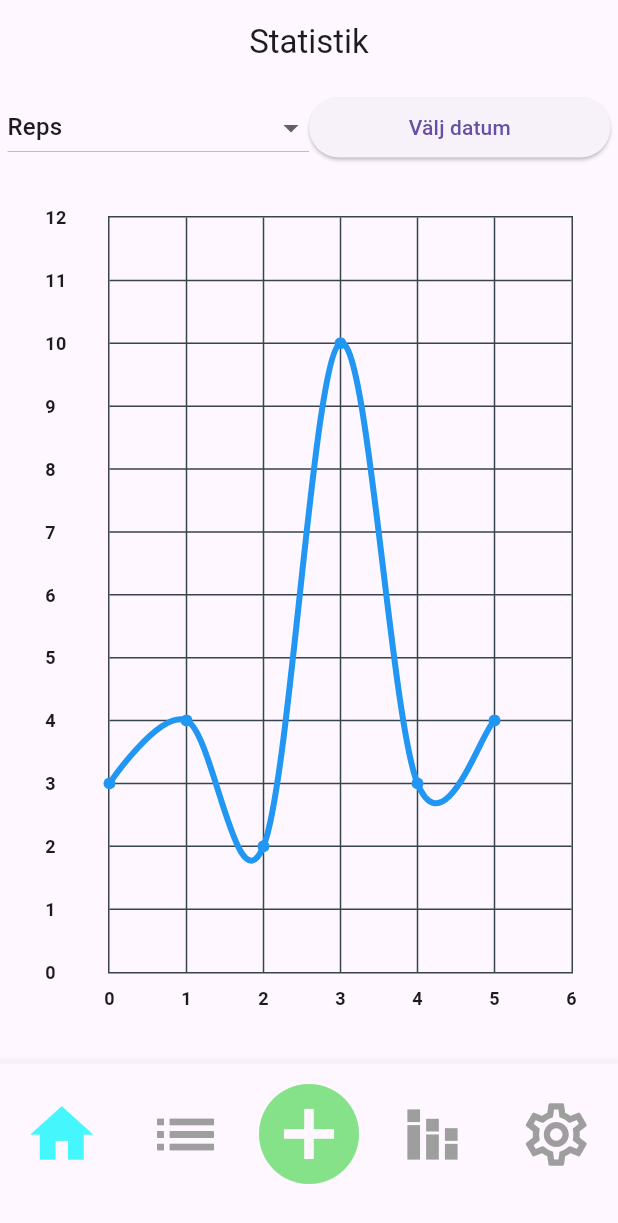
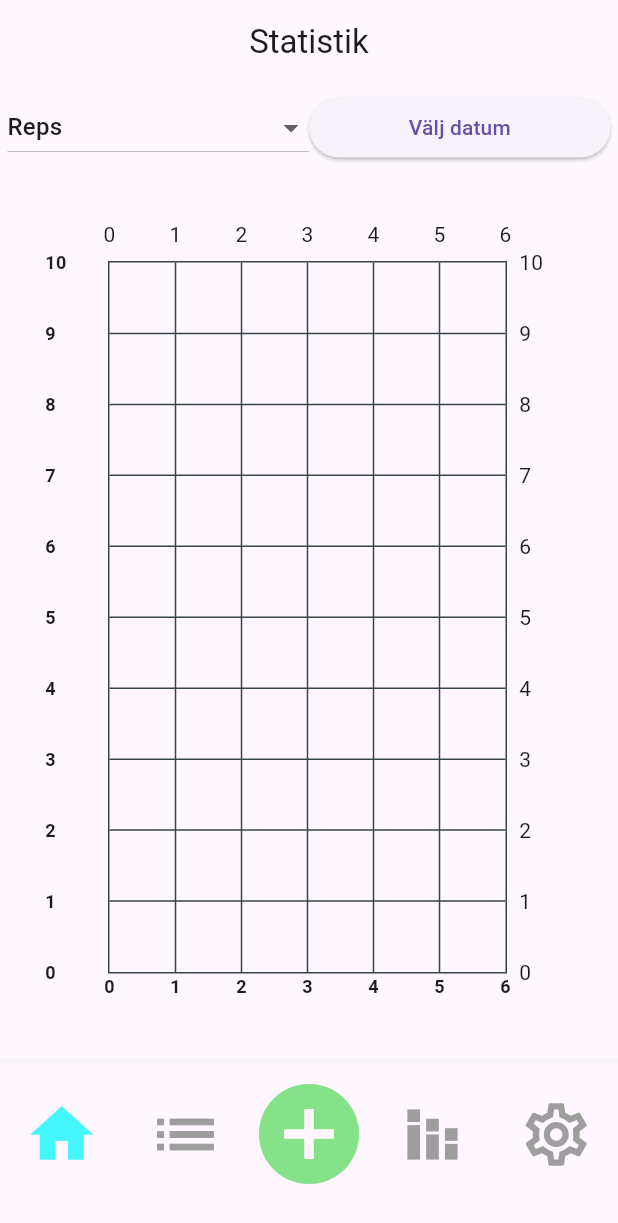
Before and after one commit to niceric/ultimateexercise, a Flutter app: the Statisticspage screen opened by its route, on a phone screen of 412 x 824 dp. Shown: the top 1223 px of the screen. Run offline on Flutter 3.47's test engine with Material 3 defaults, Android fonts, the phone set to English and light mode, and no system bars; drawn by our look-alikes of fl_chart; our stand-ins replace flutter_dotenv, geocoding, geolocator, go_router, lottie and 2 more; missing offline and left inert: dart:ffi; accounts and stored records are empty.

Commit message:
Fixade statistik

```diff
--- a/trainingapp/lib/components/charts.dart
+++ b/trainingapp/lib/components/charts.dart
@@ -1,103 +1,95 @@
 import 'package:flutter/material.dart';
 import 'package:fl_chart/fl_chart.dart';
-import '../components/enums.dart' as app_enums;  // Använd alias för enums
+import '../components/enums.dart' as app_enums;
+import 'package:intl/intl.dart';
+import 'package:trainingapp/models/workout_model.dart';
 
 class LineChartWithDropdown extends StatelessWidget {
-  final app_enums.Metric selectedMetric;  // Data som ska visas Reps, Sets och Weight
+  final app_enums.Metric selectedMetric;
   final DateTime? startDate;
   final DateTime? endDate;
+  final List<Workout> workouts;
 
-  LineChartWithDropdown({required this.selectedMetric, this.startDate, this.endDate});
+  LineChartWithDropdown({
+    required this.selectedMetric,
+    this.startDate,
+    this.endDate,
+    required this.workouts,
+  });
 
   @override
   Widget build(BuildContext context) {
     return Padding(
       padding: const EdgeInsets.all(30.0),
       child: LineChart(
-        mainData(),  // Metod för att bygga grafen baserat på dropdown-värden och datumet
+        mainData(),
       ),
     );
   }
-
+  // Skapar en widget för titlar på x-axeln
   Widget bottomTitleWidgets(double value, TitleMeta meta) {
     const style = TextStyle(
       fontWeight: FontWeight.bold,
       fontSize: 12,
     );
-    Widget text;
-    if (startDate != null && endDate != null) {
+    if (startDate != null) {
       DateTime date = startDate!.add(Duration(days: value.toInt()));
-      text = Text(
-        '${date.day}/${date.month}',
-        style: style,
+      String formattedDate = DateFormat('dd/MM').format(date);
+      return SideTitleWidget(
+        axisSide: meta.axisSide,
+        child: Text(formattedDate, style: style),
       );
     } else {
-      text = Text(
-        value.toInt().toString(),
-        style: style,
-      );
+      return Text(value.toInt().toString(), style: style);
     }
-
-    return SideTitleWidget(
-      axisSide: meta.axisSide,
-      child: text,
-    );
   }
-
+  // Skapar en widget för titlar på y-axeln
   Widget leftTitleWidgets(double value, TitleMeta meta) {
     const style = TextStyle(
       fontWeight: FontWeight.bold,
       fontSize: 12,
     );
-    String text;
-    if (selectedMetric == app_enums.Metric.Weight) {
-      text = value.toInt().toString();
-    } else {
-      text = value.toInt().toString();
-    }
-
-    return Text(text, style: style, textAlign: TextAlign.left);
+    return Text(value.toInt().toString(), style: style, textAlign: TextAlign.left);
   }
 
   LineChartData mainData() {
     List<FlSpot> spots = [];
 
+    // Skapa spots dynamiskt baserat på selectedMetric och workouts
+    for (var workout in workouts) {
+      if (workout.date != null && startDate != null && endDate != null) {
+        int daysSinceStart = workout.date!.difference(startDate!).inDays;
+
+        double yValue = 0;
         switch (selectedMetric) {
           case app_enums.Metric.Reps:
-        spots = [
-          FlSpot(0, 3),
-          FlSpot(1, 4),
-          FlSpot(2, 2),
-          FlSpot(3, 10),
-          FlSpot(4, 3),
-          FlSpot(5, 4),
-        ];
+            yValue = workout.exercises
+                .fold(0, (sum, exercise) => sum + exercise.sets.fold(0, (sum, set) => sum + set.reps))
+                .toDouble();
             break;
           case app_enums.Metric.Sets:
-        spots = [
-          FlSpot(0, 1),
-          FlSpot(1, 2),
-          FlSpot(2, 2),
-          FlSpot(3, 3),
-          FlSpot(4, 2),
-          FlSpot(5, 2),
-        ];
+            yValue = workout.exercises
+                .fold(0, (sum, exercise) => sum + exercise.sets.length)
+                .toDouble();
             break;
           case app_enums.Metric.Weight:
-        spots = [
-          FlSpot(0, 60),
-          FlSpot(1, 65),
-          FlSpot(2, 68),
-          FlSpot(3, 70),
-          FlSpot(4, 73),
-          FlSpot(5, 78),
-        ];
+            yValue = workout.exercises
+                .fold(0.0, (sum, exercise) => sum + exercise.sets.fold(0.0, (sum, set) => sum + set.weight))
+                .toDouble();
             break;
         }
 
-    // Hitta det högsta värdet i spots för att dynamiskt justera maxY
-    double maxYValue = spots.map((spot) => spot.y).reduce((a, b) => a > b ? a : b);
-    double maxY = (maxYValue * 1.2).ceilToDouble(); // Lägg till 20% marginal
+        // Lägg till spot om yValue är större än 0
+        if (yValue > 0) {
+          spots.add(FlSpot(daysSinceStart.toDouble(), yValue));
+        }
+      }
+    }
+
+    // Bestäm maxY dynamiskt för att få en bra marginal
+    double maxY = spots.isNotEmpty
+        ? (spots.map((spot) => spot.y).reduce((a, b) => a > b ? a : b) * 1.2).ceilToDouble()
+        : 10;
 
     return LineChartData(
       gridData: FlGridData(
@@ -120,12 +112,6 @@ class LineChartWithDropdown extends StatelessWidget {
       ),
       titlesData: FlTitlesData(
         show: true,
-        rightTitles: const AxisTitles(
-          sideTitles: SideTitles(showTitles: false),
-        ),
-        topTitles: const AxisTitles(
-          sideTitles: SideTitles(showTitles: false),
-        ),
         bottomTitles: AxisTitles(
           sideTitles: SideTitles(
             showTitles: true,
@@ -152,7 +138,7 @@ class LineChartWithDropdown extends StatelessWidget {
           ? endDate!.difference(startDate!).inDays.toDouble()
           : 6,
       minY: 0,
-      maxY: maxY, // Dynamisk justering av maxY
+      maxY: maxY,
       lineBarsData: [
         LineChartBarData(
           spots: spots,
--- a/trainingapp/lib/screens/statistics.dart
+++ b/trainingapp/lib/screens/statistics.dart
@@ -1,21 +1,11 @@
 import 'package:flutter/material.dart';
 import 'package:intl/intl.dart';
+import 'package:provider/provider.dart';
 import 'package:trainingapp/components/bottom_appbar.dart';
 import '../components/charts.dart';
-import '../components/enums.dart' as app_enums;  // Använd alias för enums
-
-void main() {
-  runApp(MyApp());
-}
-
-class MyApp extends StatelessWidget {
-  @override
-  Widget build(BuildContext context) {
-    return MaterialApp(
-      home: Statisticspage(),
-    );
-  }
-}
+import '../components/enums.dart' as app_enums;
+import '../models/workout_model.dart';
+import '../states/workout_handler.dart';
 
 class Statisticspage extends StatefulWidget {
   @override
@@ -23,8 +13,8 @@ class Statisticspage extends StatefulWidget {
 }
 
 class _StatisticspageState extends State<Statisticspage> {
-  app_enums.Metric selectedMetric = app_enums.Metric.Reps;  // Standard val för dropdown
-  DateTimeRange? selectedDateRange;  // Datumintervall för grafen
+  app_enums.Metric selectedMetric = app_enums.Metric.Reps; // Standard val för dropdown
+  DateTimeRange? selectedDateRange; // Datumintervall för grafen
 
   @override
   Widget build(BuildContext context) {
@@ -34,9 +24,12 @@ class _StatisticspageState extends State<Statisticspage> {
         centerTitle: true,
         automaticallyImplyLeading: false,
       ),
-      body: StatisticspageContent(
+      body: Consumer<WorkoutProvider>(
+        builder: (context, workoutProvider, child) {
+          return StatisticspageContent(
             selectedMetric: selectedMetric,
             selectedDateRange: selectedDateRange,
+            workouts: workoutProvider.workouts,
             onMetricChanged: (newMetric) {
               setState(() {
                 selectedMetric = newMetric;
@@ -47,6 +40,8 @@ class _StatisticspageState extends State<Statisticspage> {
                 selectedDateRange = newDateRange;
               });
             },
+          );
+        },
       ),
       bottomNavigationBar: BottomMenu(),
     );
@@ -56,12 +51,14 @@ class _StatisticspageState extends State<Statisticspage> {
 class StatisticspageContent extends StatelessWidget {
   final app_enums.Metric selectedMetric;
   final DateTimeRange? selectedDateRange;
+  final List<Workout> workouts; // Skickar workouts till LineChartWithDropdown
   final ValueChanged<app_enums.Metric> onMetricChanged;
   final ValueChanged<DateTimeRange?> onDateRangeChanged;
 
   StatisticspageContent({
     required this.selectedMetric,
     required this.selectedDateRange,
+    required this.workouts,
     required this.onMetricChanged,
     required this.onDateRangeChanged,
   });
@@ -122,6 +119,7 @@ class StatisticspageContent extends StatelessWidget {
             selectedMetric: selectedMetric,
             startDate: selectedDateRange?.start,
             endDate: selectedDateRange?.end,
+            workouts: workouts, // Skickar workouts till grafen
           ),
         ),
       ],
```
Lines whose indentation alone changed are shown as unchanged.
